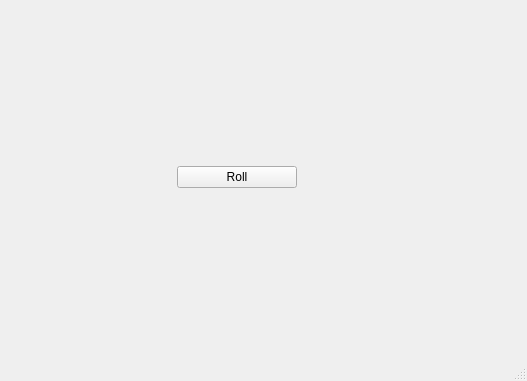
This is yatzy.ui in sogumet/Yatzy_gui as Qt 5 draws it before an edit; both pictures show x 468 to 995 and y 319 to 700 of the 995 by 700 pixel window. The edited form follows.
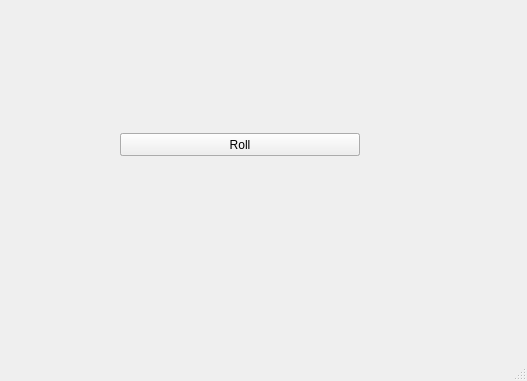
This is the edited form. Icons and pictures are not drawn.

```diff
--- a/yatzy.ui
+++ b/yatzy.ui
@@ -3530,32 +3530,74 @@
           </item>
           <item>
            <widget class="QWidget" name="widget_2" native="true">
-            <layout class="QHBoxLayout" name="horizontalLayout_2">
-             <item>
-              <widget class="QPushButton" name="roll">
-               <property name="maximumSize">
-                <size>
-                 <width>120</width>
-                 <height>16777215</height>
-                </size>
-               </property>
-               <property name="styleSheet">
-                <string notr="true">QPushButton::checked{background-color #e6e6e6;}
+            <property name="layoutDirection">
+             <enum>Qt::LeftToRight</enum>
+            </property>
+            <widget class="QPushButton" name="start">
+             <property name="geometry">
+              <rect>
+               <x>145</x>
+               <y>110</y>
+               <width>240</width>
+               <height>23</height>
+              </rect>
+             </property>
+             <property name="minimumSize">
+              <size>
+               <width>240</width>
+               <height>0</height>
+              </size>
+             </property>
+             <property name="maximumSize">
+              <size>
+               <width>240</width>
+               <height>16777215</height>
+              </size>
+             </property>
+             <property name="styleSheet">
+              <string notr="true">QPushButton::checked{background-color #e6e6e6;}
+QPushButton {background-color: #ababab};</string>
+             </property>
+             <property name="text">
+              <string>Start</string>
+             </property>
+            </widget>
+            <widget class="QPushButton" name="roll">
+             <property name="geometry">
+              <rect>
+               <x>145</x>
+               <y>110</y>
+               <width>240</width>
+               <height>23</height>
+              </rect>
+             </property>
+             <property name="minimumSize">
+              <size>
+               <width>240</width>
+               <height>0</height>
+              </size>
+             </property>
+             <property name="maximumSize">
+              <size>
+               <width>240</width>
+               <height>16777215</height>
+              </size>
+             </property>
+             <property name="styleSheet">
+              <string notr="true">QPushButton::checked{background-color #e6e6e6;}
 QPushButton {background-color: #ababab};
 </string>
-               </property>
-               <property name="text">
-                <string>Roll</string>
-               </property>
-               <property name="autoDefault">
-                <bool>false</bool>
-               </property>
-               <property name="default">
-                <bool>false</bool>
-               </property>
-              </widget>
-             </item>
-            </layout>
+             </property>
+             <property name="text">
+              <string>Roll</string>
+             </property>
+             <property name="autoDefault">
+              <bool>false</bool>
+             </property>
+             <property name="default">
+              <bool>false</bool>
+             </property>
+            </widget>
            </widget>
           </item>
          </layout>
```
Left out of the diff: 188 changed lines with no effect on the pictures.
